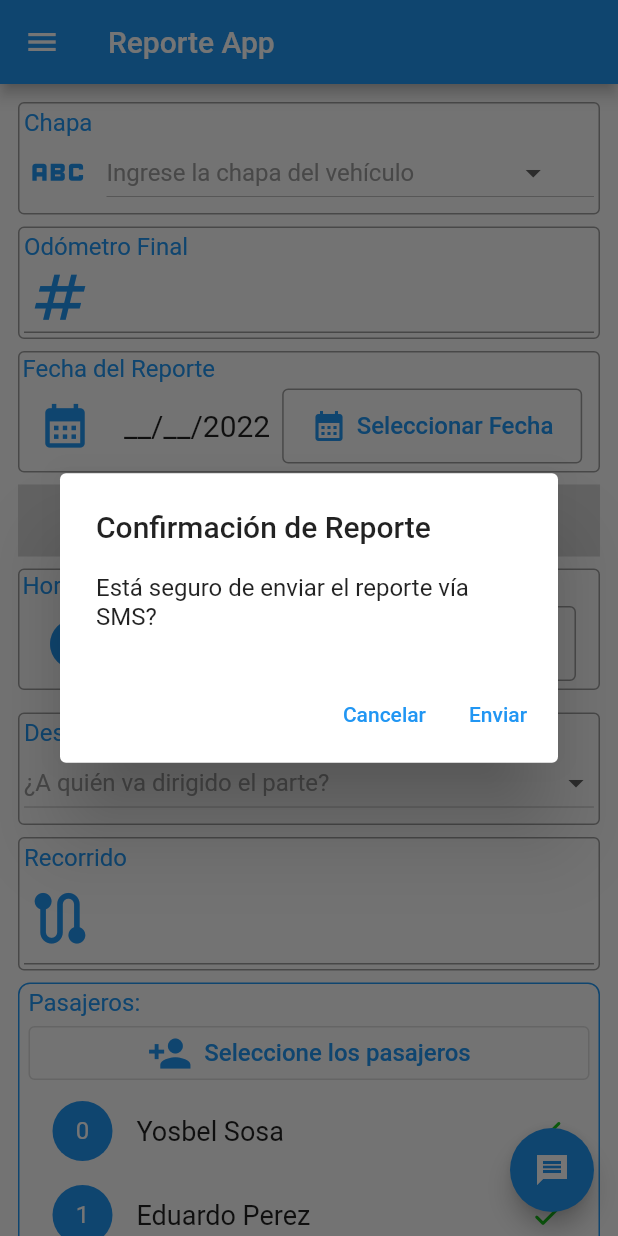
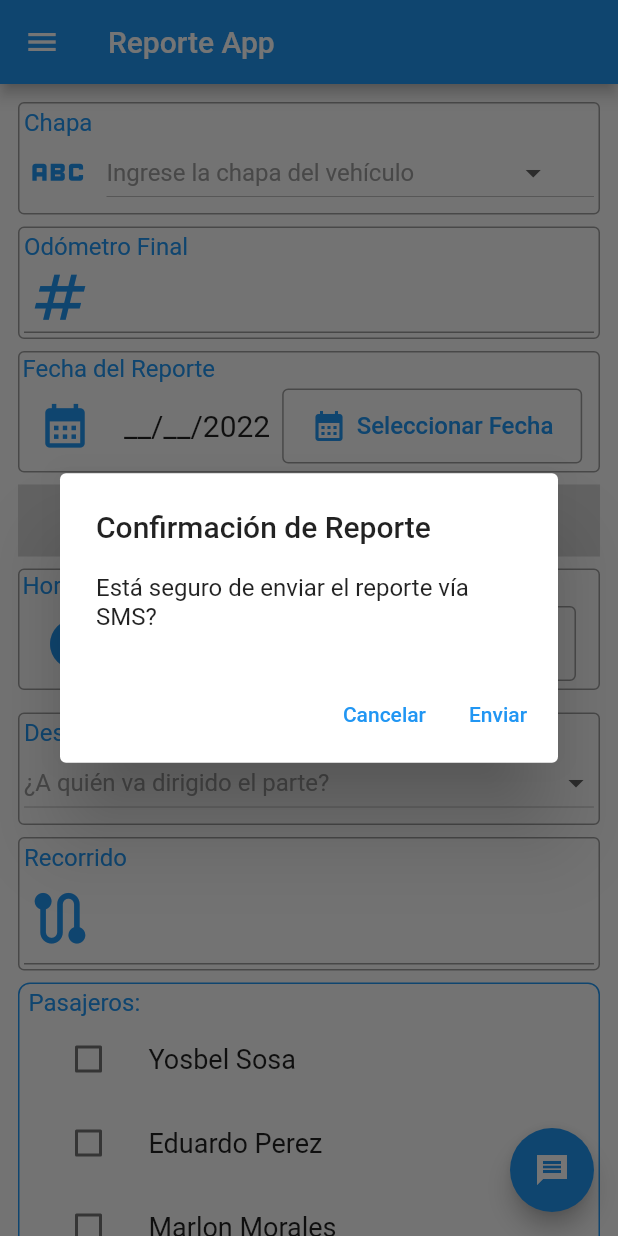
Before and after one commit to eptardio95/Reporte, a Flutter app: the screen it shows after launch, after a tap on the "message" icon, on a phone screen of 412 x 824 dp. Run offline on Flutter 3.47's test engine with Material 2 defaults, Android fonts, the phone set to English and light mode, and no system bars; our stand-ins replace image_picker, shared_preferences, url_launcher_web; missing offline and left inert: image_picker_for_web.

Commit message:
Dandole forma al front

```diff
--- a/lib/controllers/reporte_controller.dart
+++ b/lib/controllers/reporte_controller.dart
@@ -43,5 +43,6 @@ class ReporteController {
 
   Pasajeros pasajeros = Pasajeros();
 
+  CheckBoxListModelo checkBoxListModelo = CheckBoxListModelo();
 
 }
--- a/lib/models/reporte_modelo.dart
+++ b/lib/models/reporte_modelo.dart
@@ -42,12 +42,12 @@ class TextEditControllerModelo {
 }
 
 class Pasajeros {
+  List<String>? pasajerosList;
+  List<String>? pasajerosListAbreviados;
+  String? pasajerosMsg;
 
-  List<String>? pasajerosList;
-
-  Pasajeros({
-
-    this.pasajerosList = const [
+  Pasajeros(
+      {this.pasajerosList = const [
         "Yosbel Sosa",
         "Eduardo Perez",
         "Marlon Morales",
@@ -58,6 +58,26 @@ class Pasajeros {
         "Yosvel Camejo",
         "Jose Cubilla",
         "Norelvis",
+      ],
+      this.pasajerosMsg,
+      this.pasajerosListAbreviados = const [
+          "Y. Sosa",
+          "E. Perez T",
+          "Marlon",
+          "E. Hdez C",
+          "Lage",
+          "Asmel",
+          "A. Santiago",
+          "Y. Camejo",
+          "J. Cubilla",
+          "Norelvis",
         ]
       });
 }
+
+class CheckBoxListModelo {
+  List<bool>? checkBoxList;
+
+  CheckBoxListModelo(
+      {this.checkBoxList});
+}
--- a/lib/ui/pages/form_page.dart
+++ b/lib/ui/pages/form_page.dart
@@ -34,6 +34,7 @@ class _FormularioState extends State<Formulario> {
     reporteController.reporte.horaLlegada = "__:__ PM";
     reporteController.reporte.fecha = "__/__";
     reporteController.odometroController.odometroController = TextEditingController(text: "");
+    reporteController.checkBoxListModelo.checkBoxList = [false,false,false,false,false,false,false,false,false,false];
 
     return SingleChildScrollView(
       child: Form(
--- a/lib/ui/pages/home_page.dart
+++ b/lib/ui/pages/home_page.dart
@@ -25,9 +25,11 @@ class _HomePageState extends State<HomePage> {
     await launch(uri);
   }
 
+  final List<String> pasajerosSeleccionadosList = [];
+
   @override
   void initState() {
-
+    reporteController.pasajeros.pasajerosMsg = "";
     // Map <String, String?> mapaReporte = {
     //   "Chapa": reporteController.reporte.chapa,
     //   "Odómetro": reporteController.reporte.odometro,
@@ -38,7 +40,7 @@ class _HomePageState extends State<HomePage> {
     //   "Destinatario": reporteController.reporte.destinatario,
     // };
 
-        super.initState();
+    super.initState();
   }
 
   @override
@@ -60,6 +62,21 @@ class _HomePageState extends State<HomePage> {
           builder: (BuildContext context) {
             return FloatingActionButton(
               onPressed: () async {
+                final pasajerosSeleccionadosList = [];
+                for (var i = 0;
+                    i <
+                        reporteController
+                            .checkBoxListModelo.checkBoxList!.length;
+                    i++) {
+                  if (reporteController.checkBoxListModelo.checkBoxList![i] ==
+                      true) {
+                    pasajerosSeleccionadosList
+                        .add(reporteController.pasajeros.pasajerosListAbreviados![i]);
+                  }
+                }
+                reporteController.pasajeros.pasajerosMsg =
+                    "Pas: ${pasajerosSeleccionadosList.join(', ')}";
+
                 /// Show dialog ///
                 await showDialog<String>(
                   context: context,
@@ -76,22 +93,25 @@ class _HomePageState extends State<HomePage> {
                         onPressed: () => {
                           Navigator.pop(context),
                           print("chapa ${reporteController.reporte.chapa}"),
-                          print("odometro ${reporteController.reporte.odometro}"),
-                          print(" hora i${reporteController.reporte.horaInicio}"),
-                          print("hora f ${reporteController.reporte.horaLlegada}"),
-                          print("destin ${reporteController.reporte.destinatario}"),
-                          print("recorr ${reporteController.reporte.recorrido}"),
-
+                          print(
+                              "odometro ${reporteController.reporte.odometro}"),
+                          print(
+                              " hora i${reporteController.reporte.horaInicio}"),
+                          print(
+                              "hora f ${reporteController.reporte.horaLlegada}"),
+                          print(
+                              "destin ${reporteController.reporte.destinatario}"),
+                          print(
+                              "recorr ${reporteController.reporte.recorrido}"),
                           if (reporteController.validateIsEmpty())
                             {print("Existe algun campo vacio")}
                           else
                             {
                               print(reporteController.reporte.fecha.toString()),
-
                               msg =
-                              """${reporteController.reporte.fecha}\nChapa: ${reporteController.reporte.chapa}\nOdometro: ${reporteController.reporte.odometro}\nH. Inicio: ${reporteController.reporte.horaInicio}\nH. Llegada: ${reporteController.reporte.horaLlegada}\nRecorrido: ${reporteController.reporte.recorrido}""",
-
-                            _textMe(reporteController.reporte.destinatario, msg),
+                                  """${reporteController.reporte.fecha}\nChapa: ${reporteController.reporte.chapa}\nOdometro: ${reporteController.reporte.odometro}\nH. Inicio: ${reporteController.reporte.horaInicio}\nH. Llegada: ${reporteController.reporte.horaLlegada}\n${reporteController.pasajeros.pasajerosMsg}\nRecorr: ${reporteController.reporte.recorrido}""",
+                              _textMe(
+                                  reporteController.reporte.destinatario, msg),
                             }
                         },
                         child: const Text('Enviar'),
--- a/lib/ui/widgets/pasajeros_listview_widget.dart
+++ b/lib/ui/widgets/pasajeros_listview_widget.dart
@@ -1,14 +1,15 @@
 import 'package:flutter/material.dart';
 import 'package:inicial/controllers/reporte_controller.dart';
 
-class ListViewBuilderExample extends StatefulWidget {
-  ListViewBuilderExample({Key? key}) : super(key: key);
+class PasajerosListViewWidget extends StatefulWidget {
+  PasajerosListViewWidget({Key? key}) : super(key: key);
 
   @override
-  State<ListViewBuilderExample> createState() => _ListViewBuilderExampleState();
+  State<PasajerosListViewWidget> createState() =>
+      _PasajerosListViewWidgetState();
 }
 
-class _ListViewBuilderExampleState extends State<ListViewBuilderExample> {
+class _PasajerosListViewWidgetState extends State<PasajerosListViewWidget> {
   ReporteController reporteController = ReporteController();
 
   @override
@@ -17,16 +18,21 @@ class _ListViewBuilderExampleState extends State<ListViewBuilderExample> {
 
     Widget _buildRow(int id) {
       return ListTile(
-        leading: CircleAvatar(
-          child: Text('$id', style: TextStyle(color: Colors.white)),
-          backgroundColor: Colors.blue,
+        leading: Checkbox(
+          onChanged: (bool? value) {
+            if (value != null) {
+              setState(() => reporteController
+                  .checkBoxListModelo.checkBoxList![id] = value);
+            }
+          },
+          value: reporteController.checkBoxListModelo.checkBoxList![id],
         ),
         title: Text(
           reporteController.pasajeros.pasajerosList![id],
           style: _biggerFont,
         ),
-        trailing: const Icon(Icons.check_rounded, color: Color.fromRGBO(
-            25, 199, 28, 1.0)),
+        // trailing: const Icon(Icons.accessibility_new_outlined, color: Color.fromRGBO(
+        //     25, 199, 28, 1.0)),
       );
     }
 
--- a/lib/ui/widgets/pasajeros_widget.dart
+++ b/lib/ui/widgets/pasajeros_widget.dart
@@ -1,5 +1,6 @@
 import 'package:flutter/material.dart';
 import 'package:inicial/ui/widgets/pasajeros_listview_widget.dart';
+
 
 class PasajerosWidget extends StatefulWidget {
   const PasajerosWidget({Key? key}) : super(key: key);
@@ -9,6 +10,8 @@ class PasajerosWidget extends StatefulWidget {
 }
 
 class _PasajerosWidgetState extends State<PasajerosWidget> {
+
+
   @override
   Widget build(BuildContext context) {
     return Container(
@@ -22,30 +25,10 @@ class _PasajerosWidgetState extends State<PasajerosWidget> {
           Text("Pasajeros:",
               style: TextStyle(
                   color: Theme.of(context).primaryColor, fontSize: 16)),
-          Row(
-            mainAxisAlignment: MainAxisAlignment.spaceBetween,
-            children: [
-              Expanded(
-                child: OutlinedButton(
-                  onPressed: () {},
-                  child: Row(
-                    mainAxisAlignment: MainAxisAlignment.center,
-                    children: [
-                      Icon(Icons.person_add_sharp, size: 30),
-                      SizedBox(width: 8.0),
-                      Text("Seleccione los pasajeros", style: TextStyle(fontSize: 16)),
-                    ],
-                  ),
-                ),
-              ),
-            ],
-          ),
 
-          ListViewBuilderExample(),
-
-          ],
+          PasajerosListViewWidget(),
+        ],
       ),
-
     );
   }
 }
```
Lines whose indentation alone changed are shown as unchanged.
